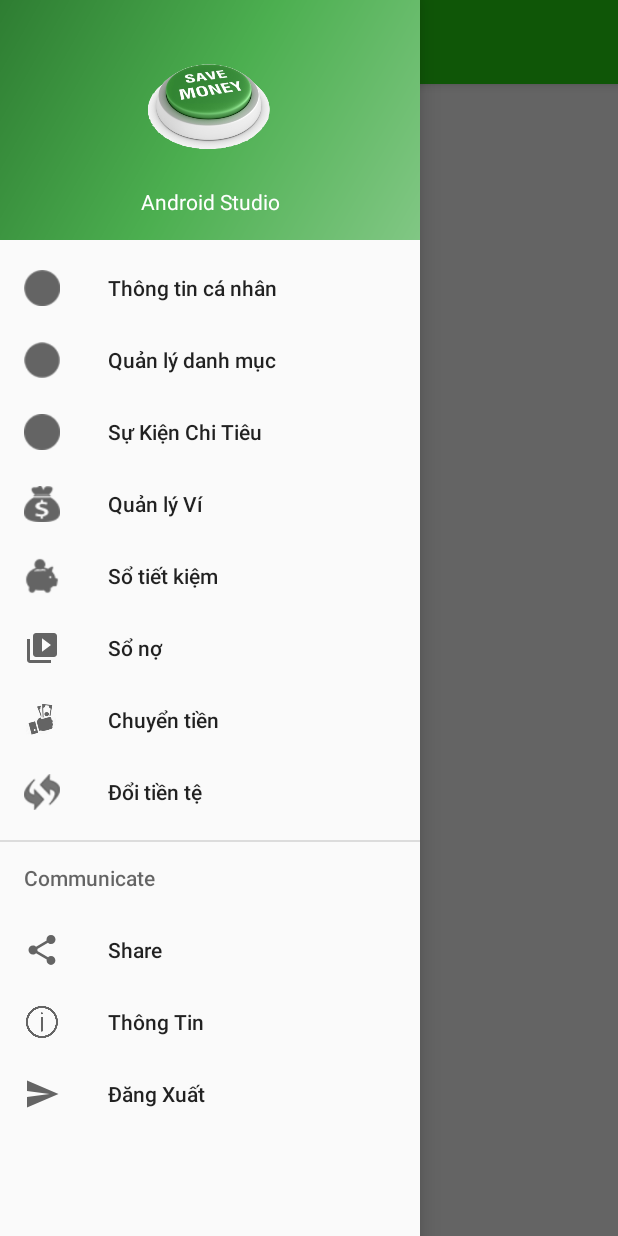
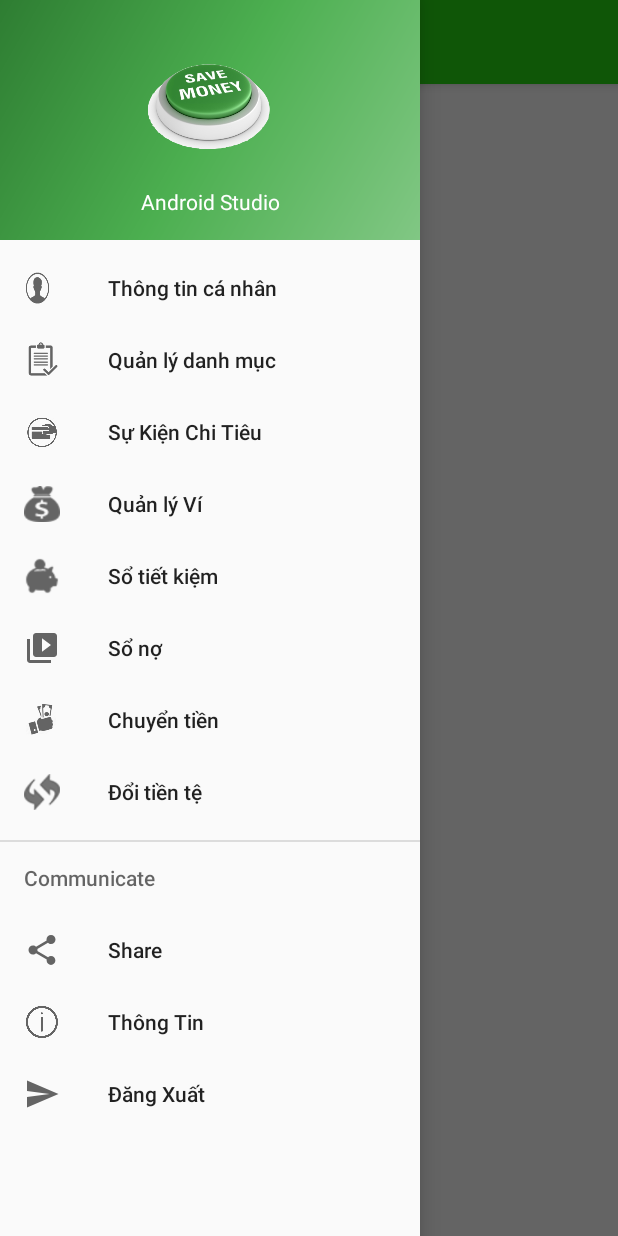
Before and after one commit to minhluan2292/QuanLyChiTieu, an Android app: the MainActivity screen opened directly, with no data from a screen before it, with the side drawer open, on a phone screen of 412 x 824 dp. Run offline under Robolectric (Android 15) with nearby library versions, the phone set to English and light mode, and no system bars; 4 statements that could not run were skipped.

Commit message:
Change Icon

```diff
--- a/SourceCode/app/src/main/res/menu/activity_main_drawer.xml
+++ b/SourceCode/app/src/main/res/menu/activity_main_drawer.xml
@@ -5,15 +5,15 @@
     <group android:checkableBehavior="single">
         <item
             android:id="@+id/nav_Thongtincanhan"
-            android:icon="@drawable/icon_person"
+            android:icon="@drawable/user"
             android:title="Thông tin cá nhân" />
         <item
             android:id="@+id/nav_Catagory"
-            android:icon="@drawable/icon_chitieu"
+            android:icon="@drawable/icon1"
             android:title="Quản lý danh mục" />
         <item
             android:id="@+id/nav_SuKienChiTieu"
-            android:icon="@drawable/icon_save"
+            android:icon="@drawable/icon4"
             android:title="Sự Kiện Chi Tiêu" />
         <item
             android:id="@+id/nav_Vi"
```
